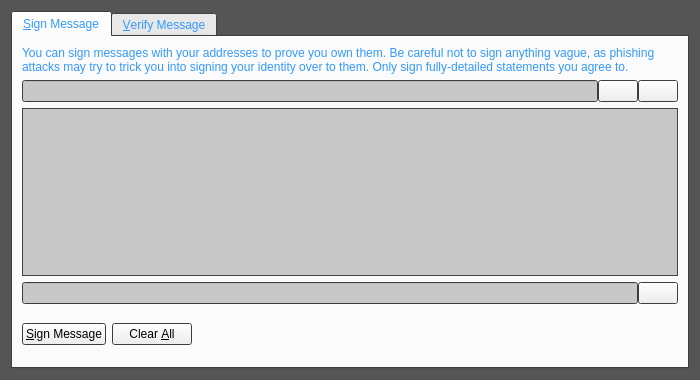
This is src/qt/forms/signverifymessagedialog.ui in G2C/G2C as Qt 5 draws it before an edit. The edited form follows.
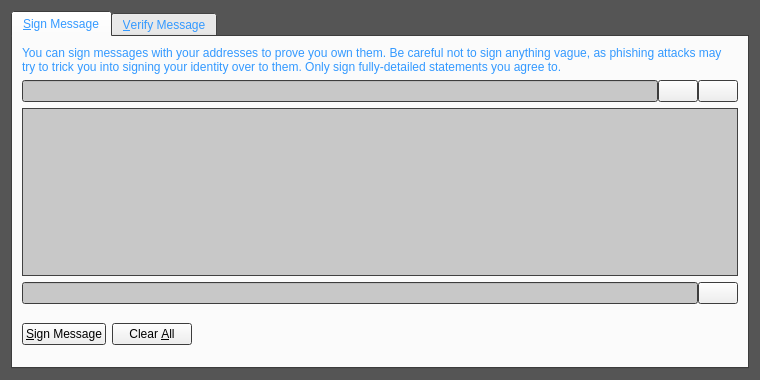
This is the edited form. Icons and pictures are not drawn. Custom widgets are drawn as their Qt base class.

```diff
--- a/src/qt/forms/signverifymessagedialog.ui
+++ b/src/qt/forms/signverifymessagedialog.ui
@@ -6,7 +6,7 @@
    <rect>
     <x>0</x>
     <y>0</y>
-    <width>700</width>
+    <width>760</width>
     <height>380</height>
    </rect>
   </property>
```
Left out of the diff: 91 changed lines with no effect on the pictures.
